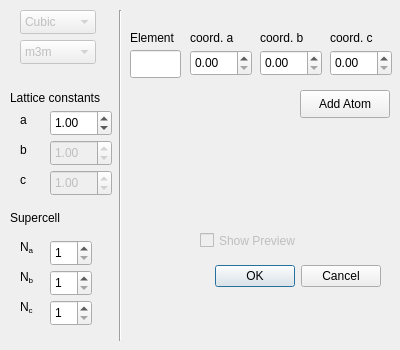
The window that src/molara/Gui/crystalstructure_dialog.ui (Molara-Lab/Molara) describes before a commit, drawn with Qt 5.
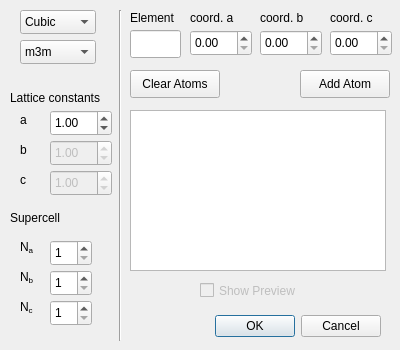
The same window after the commit.

Commit message: Create table view and clear atoms button

```diff
--- a/src/molara/Gui/crystalstructure_dialog.ui
+++ b/src/molara/Gui/crystalstructure_dialog.ui
@@ -17,7 +17,7 @@
    <property name="geometry">
     <rect>
      <x>40</x>
-     <y>260</y>
+     <y>310</y>
      <width>341</width>
      <height>32</height>
     </rect>
@@ -33,7 +33,7 @@
    <property name="geometry">
     <rect>
      <x>300</x>
-     <y>90</y>
+     <y>70</y>
      <width>90</width>
      <height>28</height>
     </rect>
@@ -49,7 +49,7 @@
    <property name="geometry">
     <rect>
      <x>200</x>
-     <y>230</y>
+     <y>280</y>
      <width>131</width>
      <height>21</height>
     </rect>
@@ -73,7 +73,7 @@
   </widget>
   <widget class="QComboBox" name="selectCrystalSystem">
    <property name="enabled">
-    <bool>false</bool>
+    <bool>true</bool>
    </property>
    <property name="geometry">
     <rect>
@@ -101,7 +101,7 @@
   </widget>
   <widget class="QComboBox" name="selectSpaceGroup">
    <property name="enabled">
-    <bool>false</bool>
+    <bool>true</bool>
    </property>
    <property name="geometry">
     <rect>
@@ -194,7 +194,7 @@
    <property name="geometry">
     <rect>
      <x>190</x>
-     <y>50</y>
+     <y>30</y>
      <width>62</width>
      <height>26</height>
     </rect>
@@ -210,7 +210,7 @@
    <property name="geometry">
     <rect>
      <x>260</x>
-     <y>50</y>
+     <y>30</y>
      <width>62</width>
      <height>26</height>
     </rect>
@@ -226,7 +226,7 @@
    <property name="geometry">
     <rect>
      <x>330</x>
-     <y>50</y>
+     <y>30</y>
      <width>62</width>
      <height>26</height>
     </rect>
@@ -245,7 +245,7 @@
    <property name="geometry">
     <rect>
      <x>130</x>
-     <y>50</y>
+     <y>30</y>
      <width>51</width>
      <height>28</height>
     </rect>
@@ -255,7 +255,7 @@
    <property name="geometry">
     <rect>
      <x>130</x>
-     <y>30</y>
+     <y>10</y>
      <width>58</width>
      <height>16</height>
     </rect>
@@ -268,7 +268,7 @@
    <property name="geometry">
     <rect>
      <x>190</x>
-     <y>30</y>
+     <y>10</y>
      <width>58</width>
      <height>16</height>
     </rect>
@@ -281,7 +281,7 @@
    <property name="geometry">
     <rect>
      <x>260</x>
-     <y>30</y>
+     <y>10</y>
      <width>58</width>
      <height>16</height>
     </rect>
@@ -294,7 +294,7 @@
    <property name="geometry">
     <rect>
      <x>330</x>
-     <y>30</y>
+     <y>10</y>
      <width>58</width>
      <height>16</height>
     </rect>
@@ -446,6 +446,41 @@
     <string>&lt;html&gt;&lt;head/&gt;&lt;body&gt;&lt;p&gt;N&lt;sub&gt;c&lt;/sub&gt;&lt;br/&gt;&lt;/p&gt;&lt;/body&gt;&lt;/html&gt;</string>
    </property>
   </widget>
+  <widget class="QTableWidget" name="listAtoms">
+   <property name="geometry">
+    <rect>
+     <x>130</x>
+     <y>110</y>
+     <width>256</width>
+     <height>161</height>
+    </rect>
+   </property>
+   <attribute name="horizontalHeaderCascadingSectionResizes">
+    <bool>false</bool>
+   </attribute>
+   <attribute name="horizontalHeaderMinimumSectionSize">
+    <number>30</number>
+   </attribute>
+   <attribute name="horizontalHeaderDefaultSectionSize">
+    <number>60</number>
+   </attribute>
+   <attribute name="horizontalHeaderStretchLastSection">
+    <bool>true</bool>
+   </attribute>
+  </widget>
+  <widget class="QPushButton" name="pushButton">
+   <property name="geometry">
+    <rect>
+     <x>130</x>
+     <y>70</y>
+     <width>90</width>
+     <height>28</height>
+    </rect>
+   </property>
+   <property name="text">
+    <string>Clear Atoms</string>
+   </property>
+  </widget>
  </widget>
  <resources/>
  <connections>
```
The commit also changes 2 other files.
